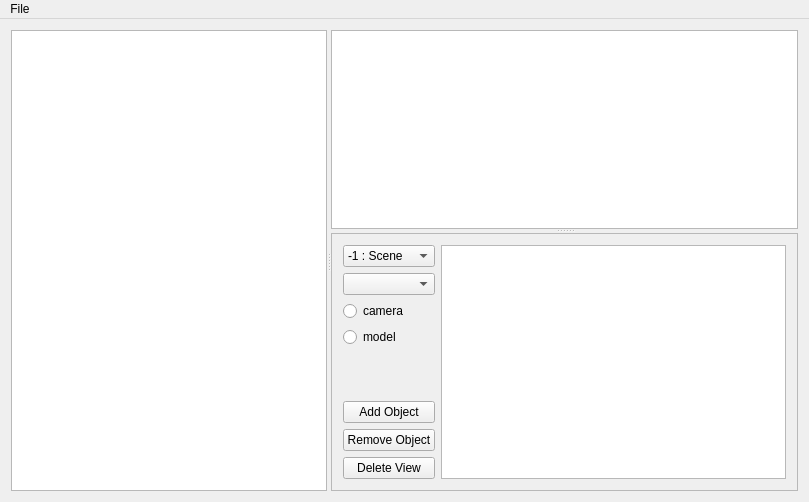
Qt form Sem_04/OOP/Lab_03/gui/mainwindow.ui (lieroz/University) before a commit.
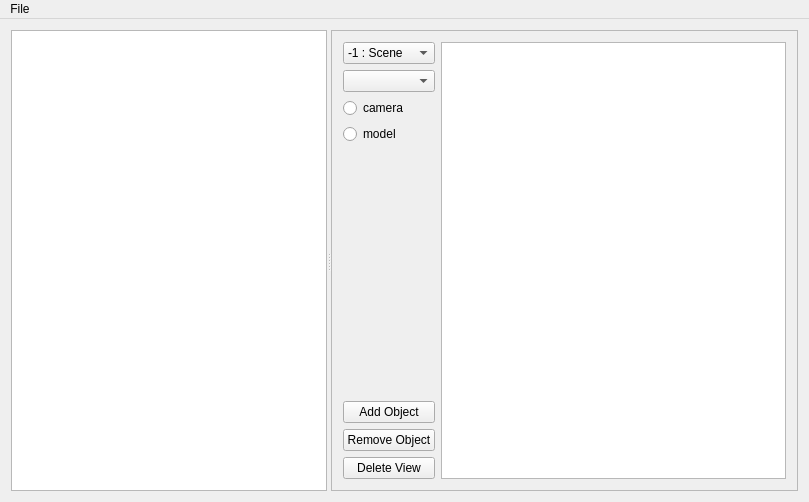
The same form after that commit.

Commit message: Added additional program functional.

The edit to the form file:
```diff
--- a/Sem_04/OOP/Lab_03/gui/mainwindow.ui
+++ b/Sem_04/OOP/Lab_03/gui/mainwindow.ui
@@ -31,7 +31,6 @@
        <property name="orientation">
         <enum>Qt::Vertical</enum>
        </property>
-       <widget class="QGraphicsView" name="modelView"/>
        <widget class="QFrame" name="frame">
         <property name="frameShape">
          <enum>QFrame::StyledPanel</enum>
```
The commit also changes 2 other files.
